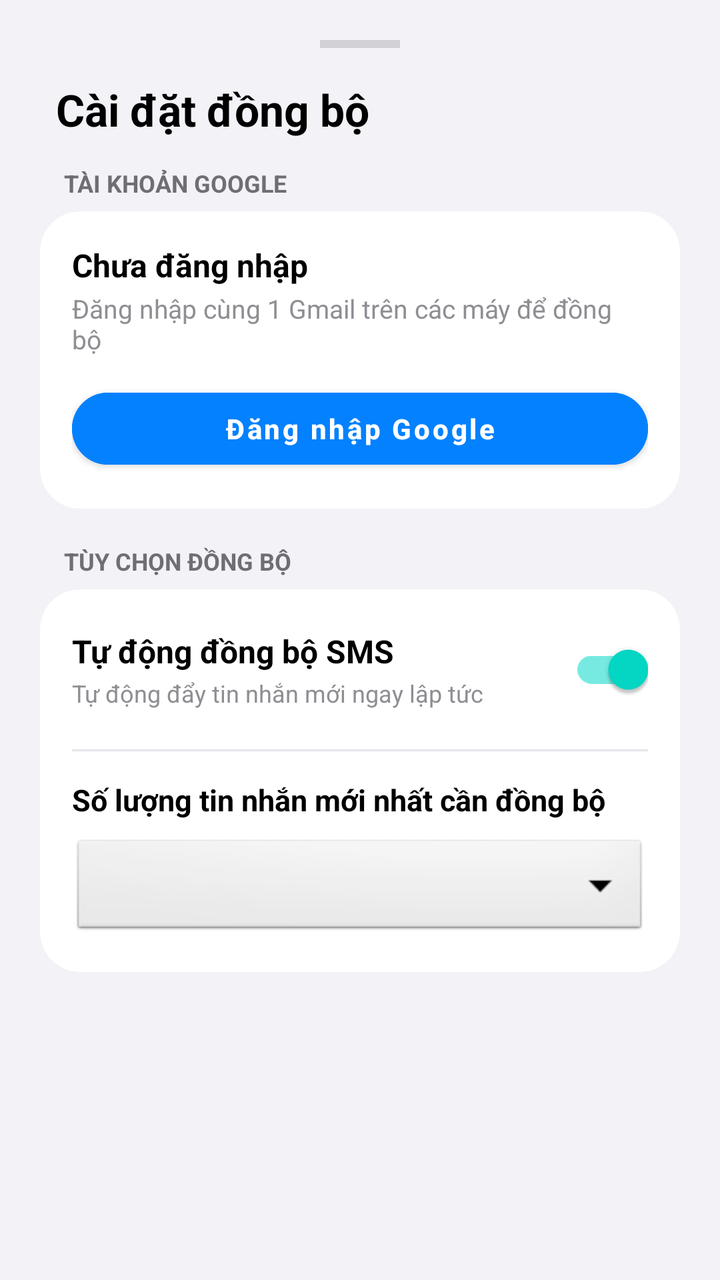
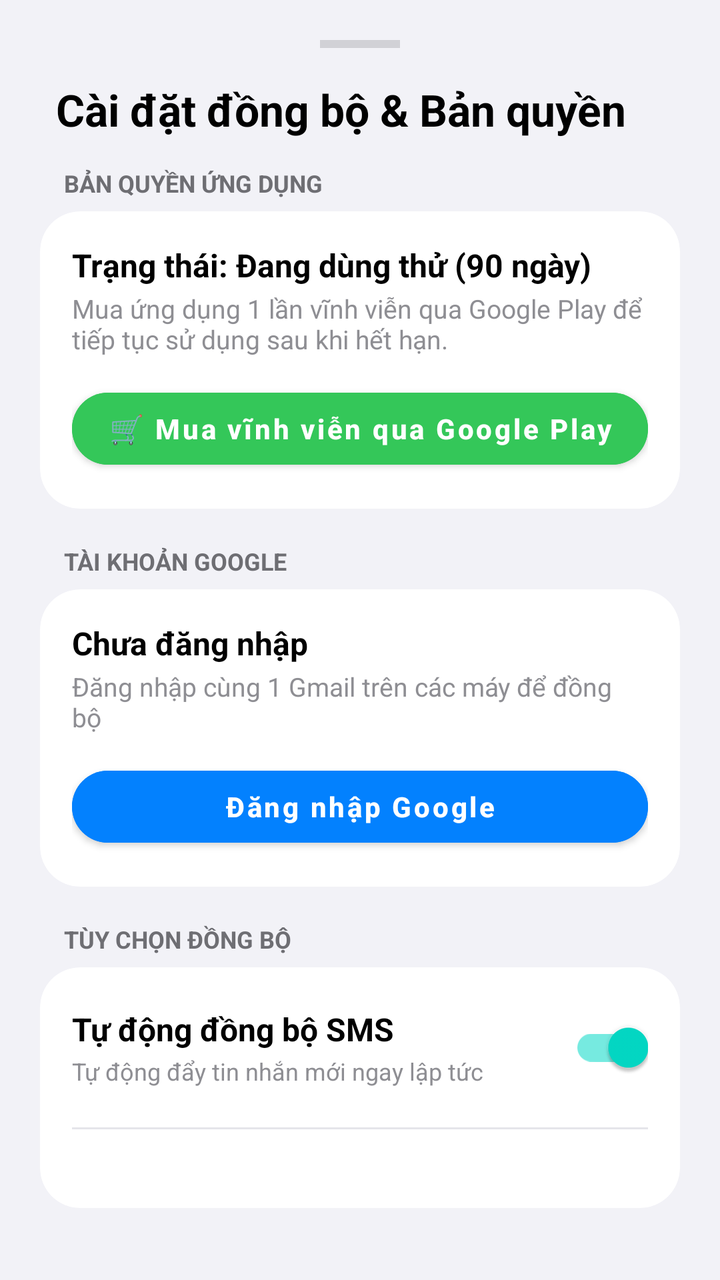

Screens rendered from an Android XML layout before and after an edit, with the pre-edit source and the edit as a unified diff.
<!-- AndroidManifest.xml: application theme Theme.MaterialComponents.Light.NoActionBar -->
<!-- res/layout/dialog_oneui_settings.xml -->
<?xml version="1.0" encoding="utf-8"?>
<LinearLayout xmlns:android="http://schemas.android.com/apk/res/android"
    xmlns:app="http://schemas.android.com/apk/res-auto"
    android:layout_width="match_parent"
    android:layout_height="wrap_content"
    android:background="#F2F2F7"
    android:orientation="vertical"
    android:padding="20dp">

    <View
        android:layout_width="40dp"
        android:layout_height="4dp"
        android:layout_gravity="center_horizontal"
        android:layout_marginBottom="16dp"
        android:background="#D1D1D6" />

    <TextView
        android:layout_width="wrap_content"
        android:layout_height="wrap_content"
        android:layout_marginStart="8dp"
        android:layout_marginBottom="14dp"
        android:text="Cài đặt đồng bộ"
        android:textColor="#000000"
        android:textSize="22sp"
        android:textStyle="bold" />

    
    <TextView
        android:layout_width="wrap_content"
        android:layout_height="wrap_content"
        android:layout_marginStart="12dp"
        android:layout_marginBottom="6dp"
        android:text="TÀI KHOẢN GOOGLE"
        android:textColor="#6E6E73"
        android:textSize="12sp"
        android:textStyle="bold" />

    <com.google.android.material.card.MaterialCardView
        android:layout_width="match_parent"
        android:layout_height="wrap_content"
        android:layout_marginBottom="18dp"
        app:cardBackgroundColor="#FFFFFF"
        app:cardCornerRadius="20dp"
        app:cardElevation="0dp">

        <LinearLayout
            android:layout_width="match_parent"
            android:layout_height="wrap_content"
            android:orientation="vertical"
            android:padding="16dp">

            <TextView
                android:id="@+id/tvSheetAccountEmail"
                android:layout_width="match_parent"
                android:layout_height="wrap_content"
                android:text="Chưa đăng nhập"
                android:textColor="#000000"
                android:textSize="16sp"
                android:textStyle="bold" />

            <TextView
                android:id="@+id/tvSheetAccountUid"
                android:layout_width="match_parent"
                android:layout_height="wrap_content"
                android:layout_marginTop="2dp"
                android:layout_marginBottom="12dp"
                android:text="Đăng nhập cùng 1 Gmail trên các máy để đồng bộ"
                android:textColor="#8E8E93"
                android:textSize="13sp" />

            <com.google.android.material.button.MaterialButton
                android:id="@+id/btnSheetGoogleAuth"
                android:layout_width="match_parent"
                android:layout_height="48dp"
                android:backgroundTint="#0381FE"
                android:text="Đăng nhập Google"
                android:textAllCaps="false"
                android:textColor="#FFFFFF"
                android:textStyle="bold"
                app:cornerRadius="24dp" />
        </LinearLayout>
    </com.google.android.material.card.MaterialCardView>

    
    <TextView
        android:layout_width="wrap_content"
        android:layout_height="wrap_content"
        android:layout_marginStart="12dp"
        android:layout_marginBottom="6dp"
        android:text="TÙY CHỌN ĐỒNG BỘ"
        android:textColor="#6E6E73"
        android:textSize="12sp"
        android:textStyle="bold" />

    <com.google.android.material.card.MaterialCardView
        android:layout_width="match_parent"
        android:layout_height="wrap_content"
        android:layout_marginBottom="16dp"
        app:cardBackgroundColor="#FFFFFF"
        app:cardCornerRadius="20dp"
        app:cardElevation="0dp">

        <LinearLayout
            android:layout_width="match_parent"
            android:layout_height="wrap_content"
            android:orientation="vertical"
            android:padding="16dp">

            <LinearLayout
                android:layout_width="match_parent"
                android:layout_height="wrap_content"
                android:gravity="center_vertical"
                android:orientation="horizontal"
                android:layout_marginBottom="16dp">

                <LinearLayout
                    android:layout_width="0dp"
                    android:layout_height="wrap_content"
                    android:layout_weight="1"
                    android:orientation="vertical"
                    android:paddingEnd="12dp">

                    <TextView
                        android:layout_width="wrap_content"
                        android:layout_height="wrap_content"
                        android:text="Tự động đồng bộ SMS"
                        android:textColor="#000000"
                        android:textSize="16sp"
                        android:textStyle="bold" />

                    <TextView
                        android:layout_width="wrap_content"
                        android:layout_height="wrap_content"
                        android:layout_marginTop="2dp"
                        android:text="Tự động đẩy tin nhắn mới ngay lập tức"
                        android:textColor="#8E8E93"
                        android:textSize="12sp" />
                </LinearLayout>

                <com.google.android.material.switchmaterial.SwitchMaterial
                    android:id="@+id/switchAutoSync"
                    android:layout_width="wrap_content"
                    android:layout_height="wrap_content"
                    android:checked="true" />
            </LinearLayout>

            <View
                android:layout_width="match_parent"
                android:layout_height="1dp"
                android:background="#E5E5EA"
                android:layout_marginBottom="14dp" />

            <TextView
                android:layout_width="wrap_content"
                android:layout_height="wrap_content"
                android:text="Số lượng tin nhắn mới nhất cần đồng bộ"
                android:textColor="#000000"
                android:textSize="15sp"
                android:textStyle="bold"
                android:layout_marginBottom="8dp" />

            
            <Spinner
                android:id="@+id/spinnerSmsLimit"
                android:layout_width="match_parent"
                android:layout_height="52dp"
                android:background="@android:drawable/btn_dropdown"
                android:paddingStart="4dp"
                android:paddingEnd="4dp" />
        </LinearLayout>
    </com.google.android.material.card.MaterialCardView>
</LinearLayout>
<!-- resources referenced by this layout -->
<resources>

</resources>

<!-- the commit's change to res/layout/dialog_oneui_settings.xml (unified diff, before → after) -->
@@ -19,10 +19,67 @@
         android:layout_height="wrap_content"
         android:layout_marginStart="8dp"
         android:layout_marginBottom="14dp"
-        android:text="Cài đặt đồng bộ"
+        android:text="Cài đặt đồng bộ &amp; Bản quyền"
         android:textColor="#000000"
         android:textSize="22sp"
         android:textStyle="bold" />
+
+    
+    <TextView
+        android:layout_width="wrap_content"
+        android:layout_height="wrap_content"
+        android:layout_marginStart="12dp"
+        android:layout_marginBottom="6dp"
+        android:text="BẢN QUYỀN ỨNG DỤNG"
+        android:textColor="#6E6E73"
+        android:textSize="12sp"
+        android:textStyle="bold" />
+
+    <com.google.android.material.card.MaterialCardView
+        android:layout_width="match_parent"
+        android:layout_height="wrap_content"
+        android:layout_marginBottom="18dp"
+        app:cardBackgroundColor="#FFFFFF"
+        app:cardCornerRadius="20dp"
+        app:cardElevation="0dp">
+
+        <LinearLayout
+            android:layout_width="match_parent"
+            android:layout_height="wrap_content"
+            android:orientation="vertical"
+            android:padding="16dp">
+
+            <TextView
+                android:id="@+id/tvLicenseStatus"
+                android:layout_width="match_parent"
+                android:layout_height="wrap_content"
+                android:text="Trạng thái: Đang dùng thử (90 ngày)"
+                android:textColor="#000000"
+                android:textSize="16sp"
+                android:textStyle="bold" />
+
+            <TextView
+                android:id="@+id/tvLicenseDesc"
+                android:layout_width="match_parent"
+                android:layout_height="wrap_content"
+                android:layout_marginTop="2dp"
+                android:layout_marginBottom="12dp"
+                android:text="Mua ứng dụng 1 lần vĩnh viễn qua Google Play để tiếp tục sử dụng sau khi hết hạn."
+                android:textColor="#8E8E93"
+                android:textSize="13sp" />
+
+            <com.google.android.material.button.MaterialButton
+                android:id="@+id/btnBuyPro"
+                android:layout_width="match_parent"
+                android:layout_height="48dp"
+                android:backgroundTint="#34C759"
+                android:text="🛒 Mua vĩnh viễn qua Google Play"
+                android:textAllCaps="false"
+                android:textColor="#FFFFFF"
+                android:textStyle="bold"
+                app:cornerRadius="24dp" />
+        </LinearLayout>
+    </com.google.android.material.card.MaterialCardView>
 
     
     <TextView
@@ -159,7 +216,6 @@
                 android:textStyle="bold"
                 android:layout_marginBottom="8dp" />
 
-            
             <Spinner
                 android:id="@+id/spinnerSmsLimit"
                 android:layout_width="match_parent"
